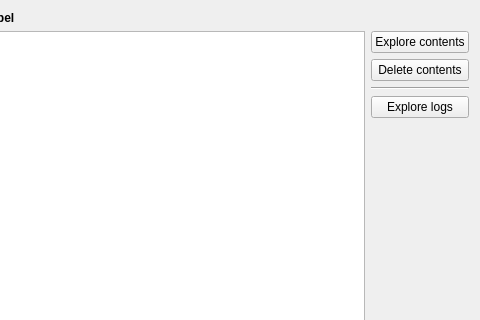
Qt form src/apps/openfluid-builder/outputs/OutputsWidget.ui (OpenFLUID/openfluid) before a commit; both pictures show x 182 to 662 and y 0 to 320 of the 662 by 491 pixel window.
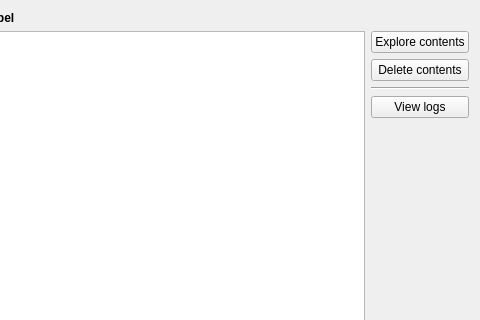
The same form after that commit. Custom widgets are drawn as their Qt base class.

Patch:
```diff
--- a/src/apps/openfluid-builder/outputs/OutputsWidget.ui
+++ b/src/apps/openfluid-builder/outputs/OutputsWidget.ui
@@ -75,7 +75,7 @@
        <item>
         <widget class="QPushButton" name="LogButton">
          <property name="text">
-          <string>Explore logs</string>
+          <string>View logs</string>
          </property>
         </widget>
        </item>
```
